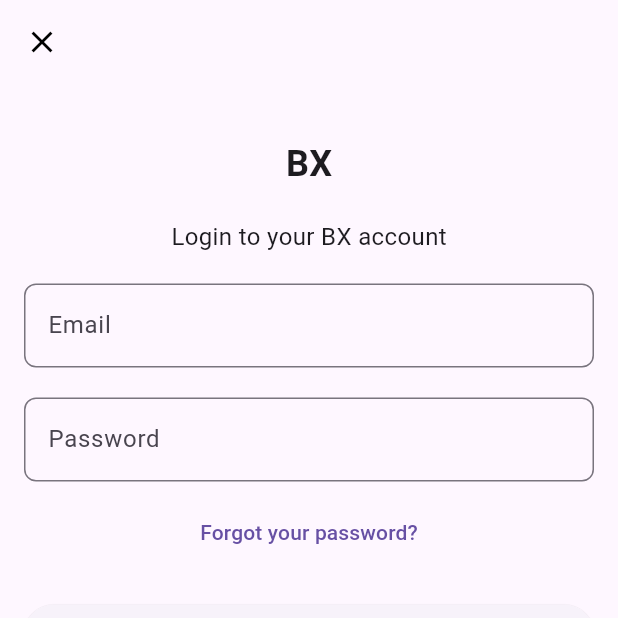
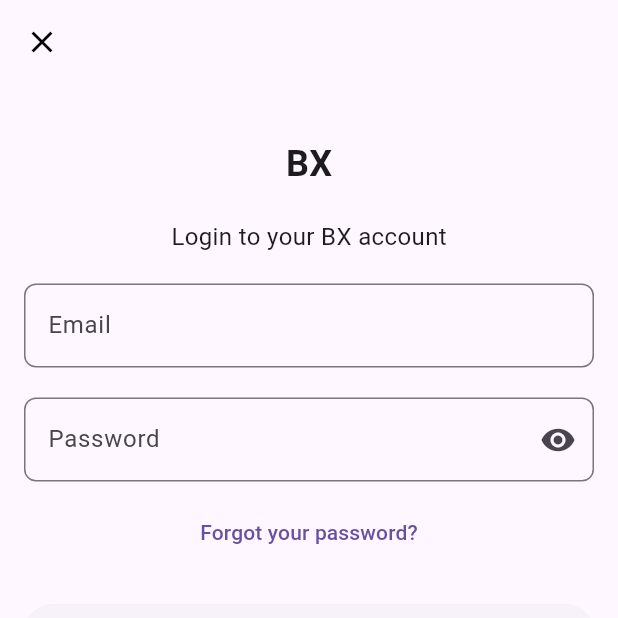
Before and after one commit to adilazhar/Motorcycle-Marketplace-Platform, a Flutter app: the screen it shows after launch, after a tap on "Log In", on a phone screen of 412 x 824 dp, the top half of it. Run offline on Flutter 3.47's test engine with Material 3 defaults, Android fonts, the phone set to English and light mode, and no system bars; drawn by our look-alikes of flutter_form_builder; our stand-ins replace cloud_firestore, firebase_auth, firebase_core, firebase_storage, flutter_riverpod, form_builder_validators and 3 more; accounts and stored records are empty; generated files the repository leaves out were written again.

Commit message:
Added Validation And Loading State To Login Page
Need to setup signup page for direct verification page

```diff
--- a/lib/src/fetures/authentication/presentation/login_screen.dart
+++ b/lib/src/fetures/authentication/presentation/login_screen.dart
@@ -1,6 +1,8 @@
 import 'package:bike_listing/src/fetures/authentication/application/app_user_service.dart';
 import 'package:flutter/material.dart';
+import 'package:flutter_form_builder/flutter_form_builder.dart';
 import 'package:flutter_riverpod/flutter_riverpod.dart';
+import 'package:form_builder_validators/form_builder_validators.dart';
 import 'package:go_router/go_router.dart';
 
 class LoginScreen extends ConsumerStatefulWidget {
@@ -11,14 +13,27 @@ class LoginScreen extends ConsumerStatefulWidget {
 }
 
 class _LoginScreenState extends ConsumerState<LoginScreen> {
-  late final TextEditingController _emailController;
-  late final TextEditingController _passwordController;
+  bool _isLoading = false;
 
-  @override
-  void initState() {
-    _emailController = TextEditingController();
-    _passwordController = TextEditingController();
-    super.initState();
+  final _formKey = GlobalKey<FormBuilderState>();
+
+  bool _obscurePassword = true;
+
+  void _login() async {
+    if (_formKey.currentState?.saveAndValidate() ?? false) {
+      try {
+        setState(() {
+          _isLoading = true;
+        });
+        final values = _formKey.currentState!.value;
+        await ref.read(appUserServiceProvider).signInWithEmailAndPassword(
+              values['email'],
+              values['pass'],
+            );
+      } catch (e) {
+        debugPrint(e.toString());
+      }
+    }
   }
 
   @override
@@ -29,14 +44,20 @@ class _LoginScreenState extends ConsumerState<LoginScreen> {
         backgroundColor: Colors.transparent,
         elevation: 0,
         leading: IconButton(
-          icon: const Icon(Icons.close, color: Colors.black),
-          onPressed: () {
+          icon:
+              Icon(Icons.close, color: _isLoading ? Colors.grey : Colors.black),
+          onPressed: _isLoading
+              ? null
+              : () {
                   context.go('/');
                 },
         ),
       ),
       body: Padding(
         padding: const EdgeInsets.all(16.0),
+        child: FormBuilder(
+          key: _formKey,
+          enabled: !_isLoading,
           child: Column(
             children: [
               const SizedBox(height: kToolbarHeight + 20),
@@ -53,8 +74,12 @@ class _LoginScreenState extends ConsumerState<LoginScreen> {
                 style: TextStyle(fontSize: 16),
               ),
               const SizedBox(height: 20),
-            TextField(
-              controller: _emailController,
+              FormBuilderTextField(
+                name: 'email',
+                validator: FormBuilderValidators.compose([
+                  FormBuilderValidators.required(),
+                  FormBuilderValidators.email(),
+                ]),
                 decoration: InputDecoration(
                   labelText: 'Email',
                   border: OutlineInputBorder(
@@ -63,35 +88,41 @@ class _LoginScreenState extends ConsumerState<LoginScreen> {
                 ),
               ),
               const SizedBox(height: 20),
-            TextField(
-              controller: _passwordController,
-              obscureText: true,
+              FormBuilderTextField(
+                name: 'pass',
+                obscureText: _obscurePassword,
+                validator: FormBuilderValidators.compose([
+                  FormBuilderValidators.required(),
+                  FormBuilderValidators.password(),
+                ]),
                 decoration: InputDecoration(
                     labelText: 'Password',
                     border: OutlineInputBorder(
                       borderRadius: BorderRadius.circular(8),
                     ),
+                    suffixIcon: IconButton(
+                      icon: Icon(
+                        _obscurePassword
+                            ? Icons.visibility
+                            : Icons.visibility_off,
                       ),
+                      onPressed: () {
+                        setState(() {
+                          _obscurePassword = !_obscurePassword;
+                        });
+                      },
+                    )),
               ),
               const SizedBox(height: 10),
               TextButton(
-              onPressed: () {},
+                onPressed: _isLoading ? null : () {},
                 child: const Text('Forgot your password?'),
               ),
               const SizedBox(height: 20),
               SizedBox(
                 width: double.infinity,
                 child: ElevatedButton(
-                onPressed: () async {
-                  try {
-                    await ref
-                        .read(appUserServiceProvider)
-                        .signInWithEmailAndPassword(
-                            _emailController.text, _passwordController.text);
-                  } catch (e) {
-                    debugPrint(e.toString());
-                  }
-                },
+                  onPressed: _isLoading ? null : _login,
                   child: const Text('Log In'),
                 ),
               ),
@@ -99,7 +130,9 @@ class _LoginScreenState extends ConsumerState<LoginScreen> {
               SizedBox(
                 width: double.infinity,
                 child: TextButton(
-                onPressed: () {
+                  onPressed: _isLoading
+                      ? null
+                      : () {
                           context.go('/signup');
                         },
                   child: const Text('New to BX? Create an account'),
@@ -108,6 +141,7 @@ class _LoginScreenState extends ConsumerState<LoginScreen> {
             ],
           ),
         ),
+      ),
     );
   }
 }
--- a/lib/src/fetures/authentication/presentation/signup_screen.dart
+++ b/lib/src/fetures/authentication/presentation/signup_screen.dart
@@ -223,11 +223,7 @@ class SignupScreenState extends ConsumerState<SignupScreen> {
                       },
                       validator: FormBuilderValidators.compose([
                         FormBuilderValidators.required(),
-                        FormBuilderValidators.hasLowercaseChars(),
-                        FormBuilderValidators.hasNumericChars(),
-                        FormBuilderValidators.hasSpecialChars(),
-                        FormBuilderValidators.hasUppercaseChars(),
-                        FormBuilderValidators.minLength(8),
+                        FormBuilderValidators.password(),
                       ]),
                       decoration: InputDecoration(
                         labelText: 'Password',
--- a/lib/src/routing/app_router.dart
+++ b/lib/src/routing/app_router.dart
@@ -11,6 +11,8 @@ import 'package:go_router/go_router.dart';
 import 'package:riverpod_annotation/riverpod_annotation.dart';
 
 part 'app_router.g.dart';
+
+// TODO : Modify the Signup Page To Open the Verification Page direclty
 
 @Riverpod(keepAlive: true)
 GoRouter appRouter(Ref ref) {
@@ -54,9 +56,9 @@ GoRouter appRouter(Ref ref) {
           ref.read(authUserRepositoryProvider).currentUser?.isEmailVerified ??
               false;
 
-      if (isLoggedIn && !isEmailVerified) {
-        return '/signup';
-      }
+      // if (isLoggedIn && !isEmailVerified) {
+      //   return '/signup';
+      // }
 
       if (isLoggedIn) {
         return '/';
```
Lines whose indentation alone changed are shown as unchanged.
